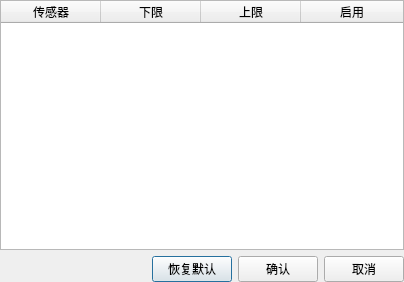
The window that IndustrialMonitor/src/ui/widgets/AlarmSettingDialog.ui (frankjin73/IndustrialMonitor) describes before a commit, drawn with Qt 5.
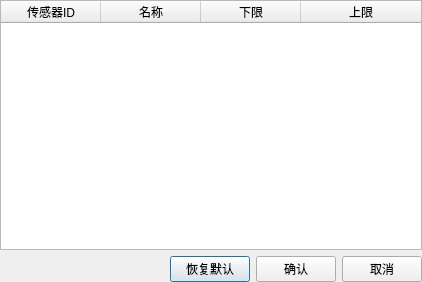
The same window after the commit.

Diff of the .ui file:
```diff
--- a/IndustrialMonitor/src/ui/widgets/AlarmSettingDialog.ui
+++ b/IndustrialMonitor/src/ui/widgets/AlarmSettingDialog.ui
@@ -6,7 +6,7 @@
    <rect>
     <x>0</x>
     <y>0</y>
-    <width>404</width>
+    <width>422</width>
     <height>282</height>
    </rect>
   </property>
@@ -38,7 +38,12 @@
        </attribute>
        <column>
         <property name="text">
-         <string>传感器</string>
+         <string>传感器ID</string>
+        </property>
+       </column>
+       <column>
+        <property name="text">
+         <string>名称</string>
         </property>
        </column>
        <column>
@@ -51,11 +56,6 @@
          <string>上限</string>
         </property>
        </column>
-       <column>
-        <property name="text">
-         <string>启用</string>
-        </property>
-       </column>
       </widget>
      </item>
      <item>
```
